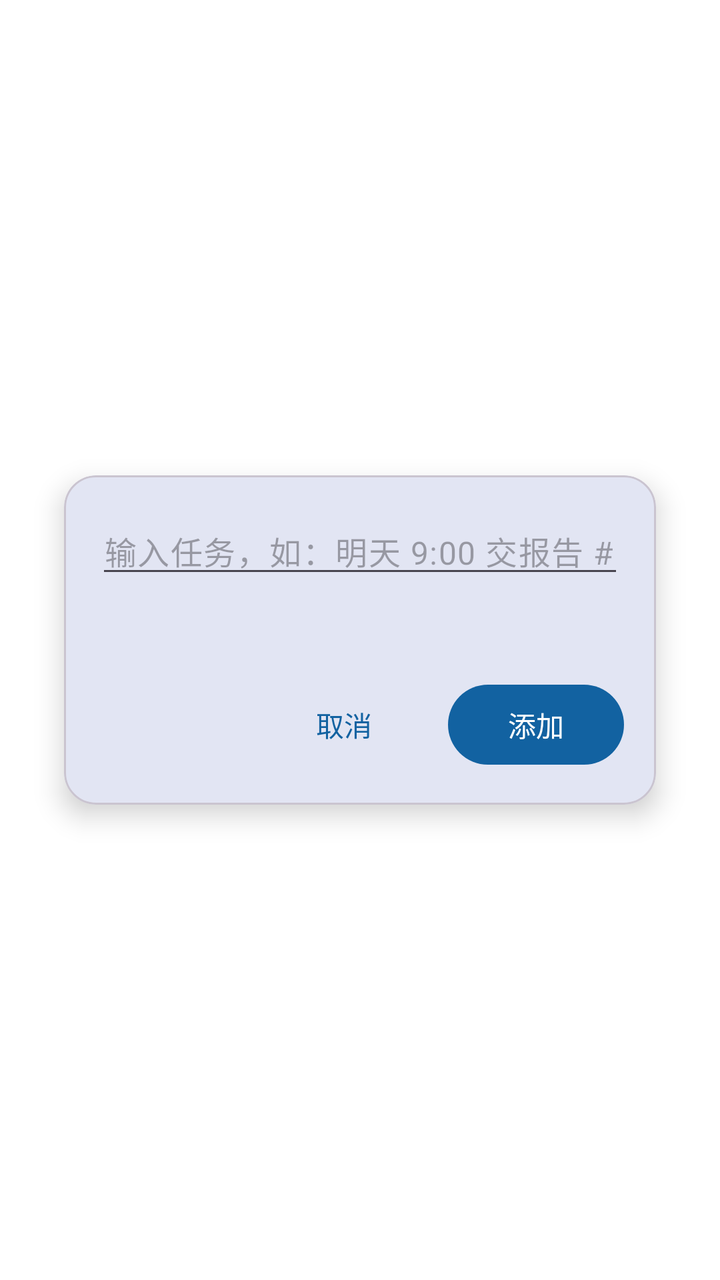
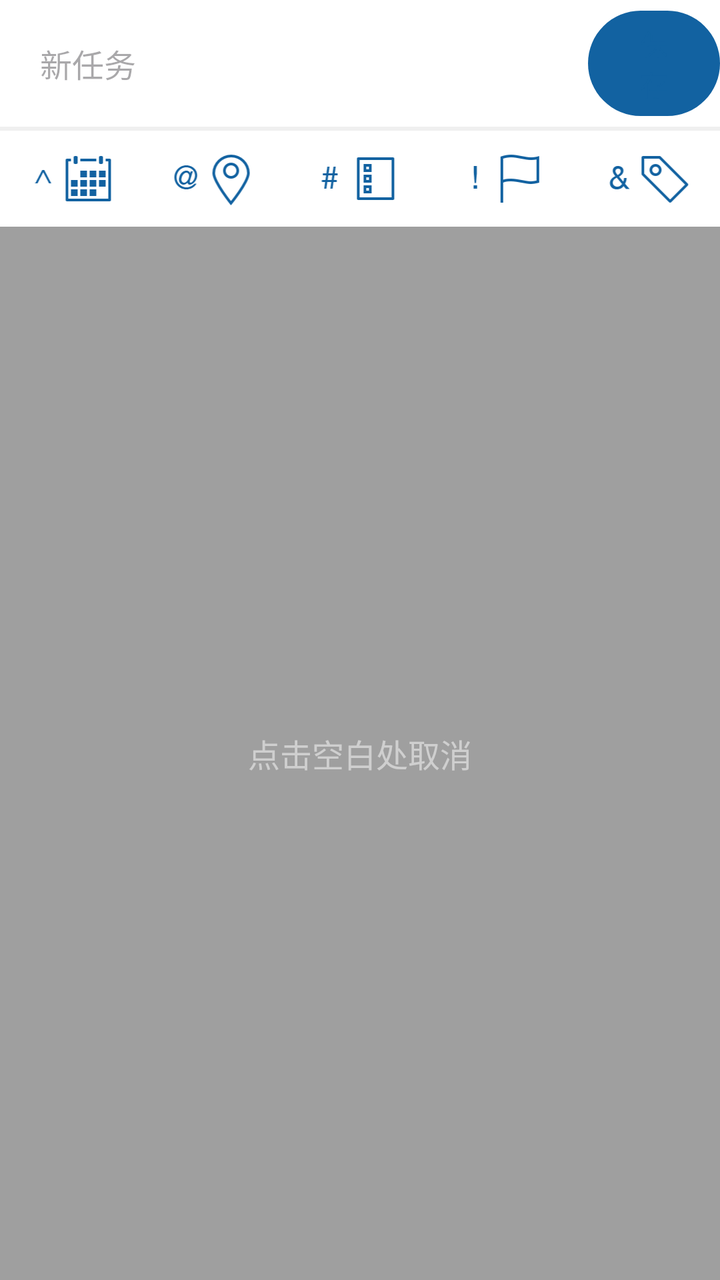

Compare the two renders of this Android layout. The source of the first and the diff that turns it into the second are given below.
<!-- AndroidManifest.xml: activity theme Theme.DoitClone.Translucent -->
<!-- res/layout/activity_smart_add.xml -->
<FrameLayout
    xmlns:android="http://schemas.android.com/apk/res/android"
    xmlns:app="http://schemas.android.com/apk/res-auto"
    android:id="@+id/smart_root"
    android:layout_width="match_parent"
    android:layout_height="match_parent">

    <com.google.android.material.card.MaterialCardView
        android:id="@+id/smart_card"
        android:layout_width="match_parent"
        android:layout_height="wrap_content"
        android:layout_margin="32dp"
        android:layout_gravity="center"
        app:cardCornerRadius="16dp"
        app:cardElevation="8dp">

        <LinearLayout
            android:layout_width="match_parent"
            android:layout_height="wrap_content"
            android:orientation="vertical"
            android:padding="16dp">

            <EditText
                android:id="@+id/smart_input"
                android:layout_width="match_parent"
                android:layout_height="wrap_content"
                android:hint="@string/smart_add_hint"
                android:inputType="text"
                android:maxLines="3"
                android:textAppearance="@style/TextAppearance.Material3.BodyLarge" />

            <TextView
                android:id="@+id/smart_preview"
                android:layout_width="match_parent"
                android:layout_height="wrap_content"
                android:layout_marginTop="8dp"
                android:textAppearance="@style/TextAppearance.Material3.BodySmall"
                android:textColor="@color/text_secondary" />

            <HorizontalScrollView
                android:layout_width="match_parent"
                android:layout_height="wrap_content"
                android:layout_marginTop="8dp"
                android:scrollbars="none">

                <LinearLayout
                    android:id="@+id/smart_quick_row"
                    android:layout_width="wrap_content"
                    android:layout_height="wrap_content"
                    android:orientation="horizontal" />
            </HorizontalScrollView>

            <LinearLayout
                android:layout_width="match_parent"
                android:layout_height="wrap_content"
                android:orientation="horizontal"
                android:gravity="end"
                android:layout_marginTop="12dp">

                <com.google.android.material.button.MaterialButton
                    android:id="@+id/smart_cancel"
                    style="@style/TextButton"
                    android:layout_width="wrap_content"
                    android:layout_height="wrap_content"
                    android:text="@string/cancel" />

                <com.google.android.material.button.MaterialButton
                    android:id="@+id/smart_ok"
                    android:layout_width="wrap_content"
                    android:layout_height="wrap_content"
                    android:layout_marginStart="8dp"
                    android:text="@string/smart_add_ok" />
            </LinearLayout>
        </LinearLayout>
    </com.google.android.material.card.MaterialCardView>
</FrameLayout>
<!-- resources referenced by this layout -->
<resources>
  <color name="text_secondary">#8A000000</color>
  <string name="cancel">取消</string>
  <string name="smart_add_hint">输入任务，如：明天 9:00 交报告 #工作 !高</string>
  <string name="smart_add_ok">添加</string>
  <style name="TextButton" parent="Widget.Material3.Button.TextButton" />
  <style name="Theme.DoitClone.Translucent" parent="Theme.DoitClone">
          <item name="android:windowIsTranslucent">true</item>
          <item name="android:windowBackground">@android:color/transparent</item>
          <item name="android:backgroundDimEnabled">true</item>
          <item name="android:windowNoTitle">true</item>
          <item name="android:windowAnimationStyle">@android:style/Animation.Dialog</item>
      </style>
  <style name="Theme.DoitClone" parent="Theme.Material3.DayNight.NoActionBar">
          <item name="colorPrimary">@color/actionbar_bg</item>
          <item name="colorOnPrimary">#FFFFFFFF</item>
          <item name="android:colorBackground">@color/home_content_bg</item>
          <item name="android:statusBarColor">@color/actionbar_statusbar</item>
          <item name="android:windowLightStatusBar">false</item>
      </style>
  <color name="actionbar_bg">#FF1262A1</color>
  <color name="home_content_bg">#FFF2F1EF</color>
  <color name="actionbar_statusbar">#FF0E4F84</color>
</resources>

<!-- the commit's change to res/layout/activity_smart_add.xml (unified diff, before → after) -->
@@ -1,76 +1,83 @@
-<FrameLayout
+<?xml version="1.0" encoding="utf-8"?>
+<LinearLayout
     xmlns:android="http://schemas.android.com/apk/res/android"
-    xmlns:app="http://schemas.android.com/apk/res-auto"
     android:id="@+id/smart_root"
     android:layout_width="match_parent"
-    android:layout_height="match_parent">
+    android:layout_height="match_parent"
+    android:orientation="vertical">
 
-    <com.google.android.material.card.MaterialCardView
-        android:id="@+id/smart_card"
+    <LinearLayout
         android:layout_width="match_parent"
         android:layout_height="wrap_content"
-        android:layout_margin="32dp"
-        android:layout_gravity="center"
-        app:cardCornerRadius="16dp"
-        app:cardElevation="8dp">
+        android:background="@android:color/white"
+        android:gravity="center"
+        android:orientation="horizontal">
 
-        <LinearLayout
+        <EditText
+            android:id="@+id/smart_input"
+            android:layout_width="0dp"
+            android:layout_height="wrap_content"
+            android:layout_marginLeft="20dp"
+            android:layout_marginTop="20dp"
+            android:layout_marginBottom="20dp"
+            android:layout_weight="1"
+            android:background="@null"
+            android:hint="@string/new_task_hint"
+            android:imeOptions="actionDone"
+            android:inputType="text"
+            android:singleLine="true"
+            android:textSize="16sp" />
+
+        <Button
+            android:id="@+id/smart_ok"
+            android:layout_width="66dp"
+            android:layout_height="wrap_content"
+            android:background="@null"
+            android:text="@string/save"
+            android:textColor="@color/primary" />
+    </LinearLayout>
+
+    <View
+        android:layout_width="match_parent"
+        android:layout_height="2dp"
+        android:background="@color/divider" />
+
+    <LinearLayout
+        android:layout_width="match_parent"
+        android:layout_height="wrap_content"
+        android:background="@android:color/white"
+        android:orientation="horizontal">
+
+        <Button android:id="@+id/btn_time" android:layout_width="wrap_content" android:layout_height="match_parent" android:layout_weight="1" android:background="@drawable/icon_smartadd_time" />
+        <Button android:id="@+id/btn_context" android:layout_width="wrap_content" android:layout_height="match_parent" android:layout_weight="1" android:background="@drawable/icon_smartadd_context" />
+        <Button android:id="@+id/btn_project" android:layout_width="wrap_content" android:layout_height="match_parent" android:layout_weight="1" android:background="@drawable/icon_smartadd_project" />
+        <Button android:id="@+id/btn_priority" android:layout_width="wrap_content" android:layout_height="match_parent" android:layout_weight="1" android:background="@drawable/icon_smartadd_priority" />
+        <Button android:id="@+id/btn_tag" android:layout_width="wrap_content" android:layout_height="match_parent" android:layout_weight="1" android:background="@drawable/icon_smartadd_tag" />
+    </LinearLayout>
+
+    <FrameLayout
+        android:layout_width="match_parent"
+        android:layout_height="0dp"
+        android:layout_weight="1"
+        android:background="#60000000">
+
+        <ListView
+            android:id="@+id/smart_options"
             android:layout_width="match_parent"
             android:layout_height="wrap_content"
-            android:orientation="vertical"
-            android:padding="16dp">
+            android:background="@android:color/white"
+            android:divider="@color/divider"
+            android:dividerHeight="1dp"
+            android:paddingLeft="20dp"
+            android:visibility="gone" />
 
-            <EditText
-                android:id="@+id/smart_input"
-                android:layout_width="match_parent"
-                android:layout_height="wrap_content"
-                android:hint="@string/smart_add_hint"
-                android:inputType="text"
-                android:maxLines="3"
-                android:textAppearance="@style/TextAppearance.Material3.BodyLarge" />
-
-            <TextView
-                android:id="@+id/smart_preview"
-                android:layout_width="match_parent"
-                android:layout_height="wrap_content"
-                android:layout_marginTop="8dp"
-                android:textAppearance="@style/TextAppearance.Material3.BodySmall"
-                android:textColor="@color/text_secondary" />
-
-            <HorizontalScrollView
-                android:layout_width="match_parent"
-                android:layout_height="wrap_content"
-                android:layout_marginTop="8dp"
-                android:scrollbars="none">
-
-                <LinearLayout
-                    android:id="@+id/smart_quick_row"
-                    android:layout_width="wrap_content"
-                    android:layout_height="wrap_content"
-                    android:orientation="horizontal" />
-            </HorizontalScrollView>
-
-            <LinearLayout
-                android:layout_width="match_parent"
-                android:layout_height="wrap_content"
-                android:orientation="horizontal"
-                android:gravity="end"
-                android:layout_marginTop="12dp">
-
-                <com.google.android.material.button.MaterialButton
-                    android:id="@+id/smart_cancel"
-                    style="@style/TextButton"
-                    android:layout_width="wrap_content"
-                    android:layout_height="wrap_content"
-                    android:text="@string/cancel" />
-
-                <com.google.android.material.button.MaterialButton
-                    android:id="@+id/smart_ok"
-                    android:layout_width="wrap_content"
-                    android:layout_height="wrap_content"
-                    android:layout_marginStart="8dp"
-                    android:text="@string/smart_add_ok" />
-            </LinearLayout>
-        </LinearLayout>
-    </com.google.android.material.card.MaterialCardView>
-</FrameLayout>
+        <TextView
+            android:id="@+id/smart_hint"
+            android:layout_width="match_parent"
+            android:layout_height="match_parent"
+            android:gravity="center"
+            android:text="@string/smartadd_cancel_tip"
+            android:textColor="#7FFFFFFF"
+            android:textSize="16sp" />
+    </FrameLayout>
+</LinearLayout>
<!-- resource entries referenced after the edit -->
@@ -1,10 +1,15 @@
 <!-- resources referenced by this layout -->
 <resources>
-  <color name="text_secondary">#8A000000</color>
-  <string name="cancel">取消</string>
-  <string name="smart_add_hint">输入任务，如：明天 9:00 交报告 #工作 !高</string>
-  <string name="smart_add_ok">添加</string>
-  <style name="TextButton" parent="Widget.Material3.Button.TextButton" />
+  <color name="divider">#10000000</color>
+  <color name="primary">#FF1262A1</color>
+  <!-- drawable icon_smartadd_context: png bitmap (drawable-hdpi, 1797 bytes) -->
+  <!-- drawable icon_smartadd_priority: png bitmap (drawable-hdpi, 934 bytes) -->
+  <!-- drawable icon_smartadd_project: png bitmap (drawable-hdpi, 809 bytes) -->
+  <!-- drawable icon_smartadd_tag: png bitmap (drawable-hdpi, 985 bytes) -->
+  <!-- drawable icon_smartadd_time: png bitmap (drawable-hdpi, 800 bytes) -->
+  <string name="new_task_hint">新任务</string>
+  <string name="save">保存</string>
+  <string name="smartadd_cancel_tip">点击空白处取消</string>
   <style name="Theme.DoitClone.Translucent" parent="Theme.DoitClone">
           <item name="android:windowIsTranslucent">true</item>
           <item name="android:windowBackground">@android:color/transparent</item>
